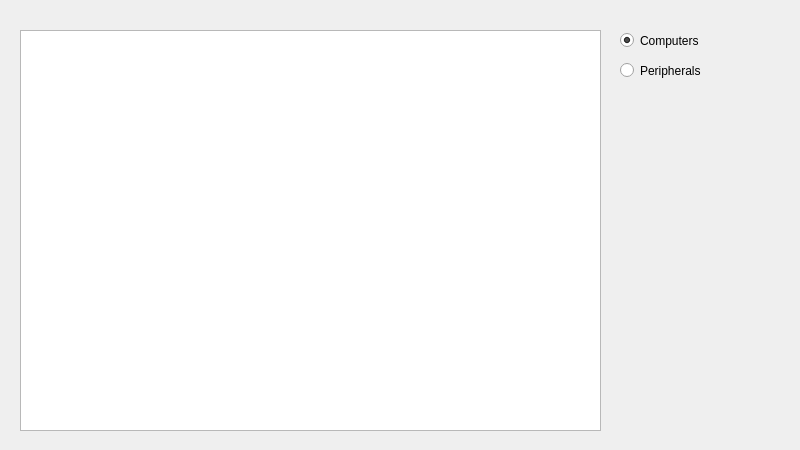
Above: desktop_app/workspace.ui from DanziLLL/diploma before the change. Below: the same form after it.
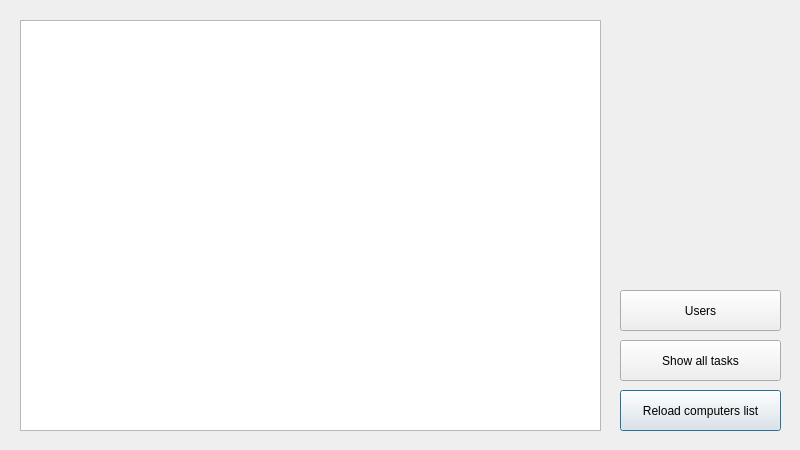
That is the form after the change.

```diff
--- a/desktop_app/workspace.ui
+++ b/desktop_app/workspace.ui
@@ -29,39 +29,49 @@
    <property name="geometry">
     <rect>
      <x>20</x>
-     <y>30</y>
+     <y>20</y>
      <width>581</width>
-     <height>401</height>
+     <height>411</height>
     </rect>
    </property>
   </widget>
-  <widget class="QRadioButton" name="toggleComputer">
+  <widget class="QPushButton" name="btnRefresh">
    <property name="geometry">
     <rect>
      <x>620</x>
-     <y>30</y>
-     <width>100</width>
-     <height>21</height>
+     <y>390</y>
+     <width>161</width>
+     <height>41</height>
     </rect>
    </property>
    <property name="text">
-    <string>Computers</string>
+    <string>Reload computers list</string>
    </property>
-   <property name="checked">
-    <bool>true</bool>
+  </widget>
+  <widget class="QPushButton" name="btnAllTasks">
+   <property name="geometry">
+    <rect>
+     <x>620</x>
+     <y>340</y>
+     <width>161</width>
+     <height>41</height>
+    </rect>
    </property>
+   <property name="text">
+    <string>Show all tasks</string>
+   </property>
   </widget>
-  <widget class="QRadioButton" name="togglePeripherals">
+  <widget class="QPushButton" name="btnUsers">
    <property name="geometry">
     <rect>
      <x>620</x>
-     <y>60</y>
-     <width>100</width>
-     <height>21</height>
+     <y>290</y>
+     <width>161</width>
+     <height>41</height>
     </rect>
    </property>
    <property name="text">
-    <string>Peripherals</string>
+    <string>Users</string>
    </property>
   </widget>
  </widget>
```
